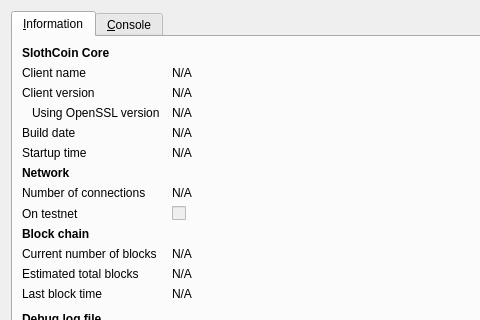
Above: src/qt/forms/rpcconsole.ui from oldambtster/INT64-Slothcoin-old before the change; both pictures show x 0 to 480 and y 0 to 320 of the 740 by 450 pixel window. Below: the same form after it.
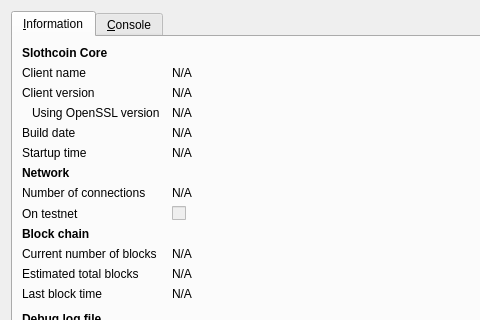
That is the form after the change. Icons and pictures are not drawn.

```diff
--- a/src/qt/forms/rpcconsole.ui
+++ b/src/qt/forms/rpcconsole.ui
@@ -36,7 +36,7 @@
           </font>
          </property>
          <property name="text">
-          <string>SlothCoin Core</string>
+          <string>Slothcoin Core</string>
          </property>
         </widget>
        </item>
```
Left out of the diff: 6 changed lines with no effect on the pictures.
